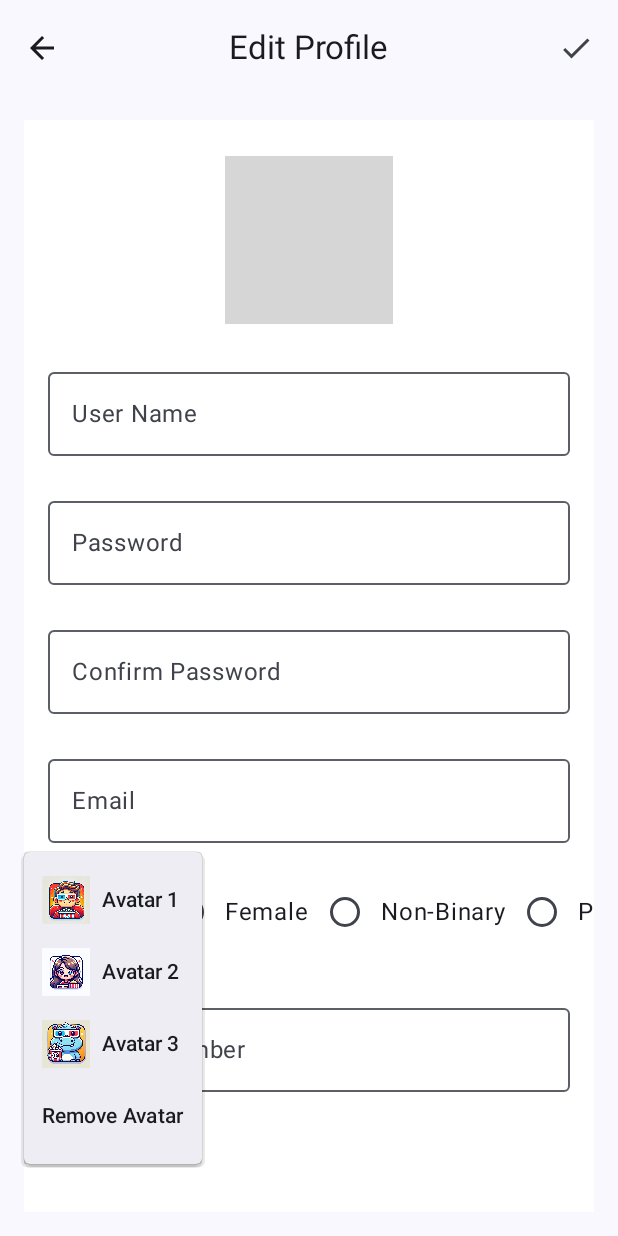
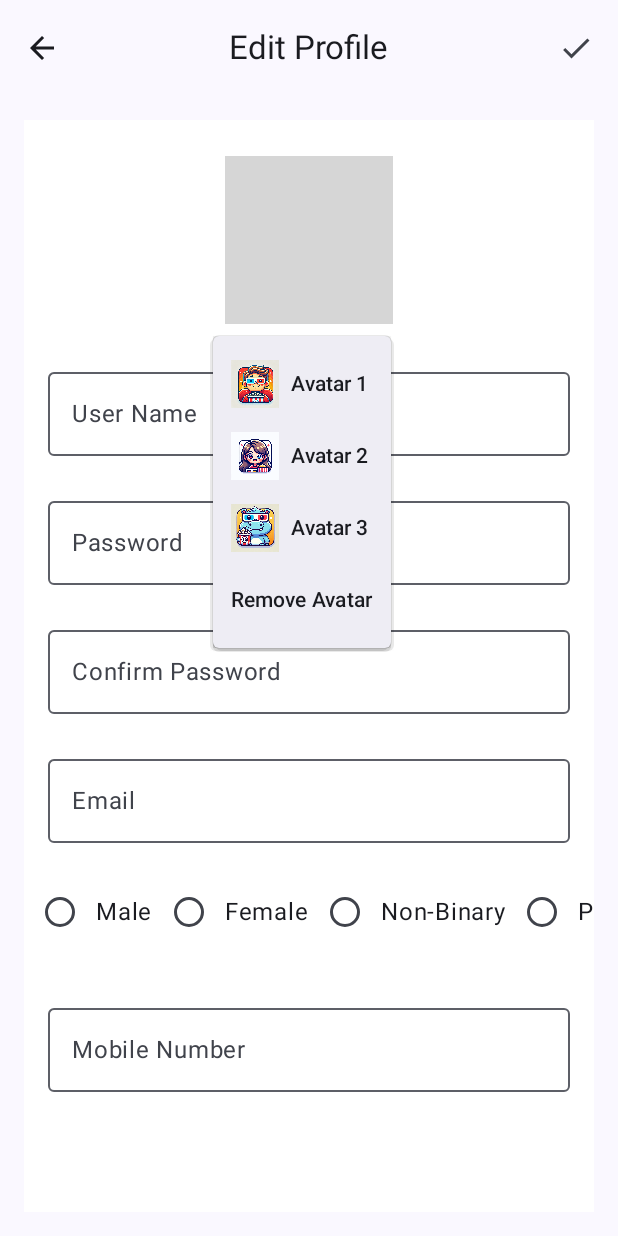
Before and after one commit to Sidney975/MADAssignment1, an Android app built with Jetpack Compose: the EditProfileScreen screen opened through its navigation route, after a tap on "Avatar", on a phone screen of 412 x 824 dp. Run offline under Robolectric (Android 15) with nearby library versions, the phone set to English and light mode, and no system bars; grey boxes are pictures that could not be loaded.

Commit message:
Final Update for MAD Assignment
God help us all

```diff
--- a/app/src/main/java/com/it2161/dit99999x/assignment1/MovieRaterApplication.kt
+++ b/app/src/main/java/com/it2161/dit99999x/assignment1/MovieRaterApplication.kt
@@ -174,7 +174,6 @@ class MovieRaterApplication : Application() {
     private fun loadData(context: Context) {
         loadProfileFromFile(context)
         loadMovieDataIntoList(context)
-
     }
 
     //Gets image vector.
--- a/app/src/main/java/com/it2161/dit99999x/assignment1/MovieViewerApp.kt
+++ b/app/src/main/java/com/it2161/dit99999x/assignment1/MovieViewerApp.kt
@@ -38,6 +38,9 @@ fun MovieViewerApp() {
         movieList = movieList.map { movie ->
             if (movie.title == updatedMovie.title) updatedMovie else movie
         }.toMutableList()
+
+        // save the stupid comment into the database
+        application.data = movieList
     }
 
     CompositionLocalProvider(
--- a/app/src/main/java/com/it2161/dit99999x/assignment1/ui/components/EditProfileScreen.kt
+++ b/app/src/main/java/com/it2161/dit99999x/assignment1/ui/components/EditProfileScreen.kt
@@ -121,8 +121,11 @@ fun EditProfileScreen(
         ) {
             Spacer(modifier = Modifier.height(16.dp))
 
-            // Profile Picture and Avatar Selection
-            Box(modifier = Modifier.clickable { showAvatarMenu = true }) {
+            Box(
+                modifier = Modifier
+                    .clickable { showAvatarMenu = true }
+                    .wrapContentSize(Alignment.Center)
+            ) {
                 val avatarResource = when (selectedAvatar) {
                     "avatar_1" -> R.drawable.avatar_1
                     "avatar_2" -> R.drawable.avatar_2
@@ -136,12 +139,12 @@ fun EditProfileScreen(
                         .size(128.dp)
                         .padding(8.dp)
                 )
-            }
 
                 // Avatar Selection Dropdown Menu
                 DropdownMenu(
                     expanded = showAvatarMenu,
-                onDismissRequest = { showAvatarMenu = false }
+                    onDismissRequest = { showAvatarMenu = false },
+                    modifier = Modifier.wrapContentSize(Alignment.Center)
                 ) {
                     DropdownMenuItem(
                         onClick = { selectedAvatar = "avatar_1"; showAvatarMenu = false },
@@ -178,6 +181,8 @@ fun EditProfileScreen(
                         text = { Text("Remove Avatar") }
                     )
                 }
+            }
+
 
             Spacer(modifier = Modifier.height(16.dp))
 
--- a/app/src/main/java/com/it2161/dit99999x/assignment1/ui/components/LoginScreen.kt
+++ b/app/src/main/java/com/it2161/dit99999x/assignment1/ui/components/LoginScreen.kt
@@ -67,8 +67,8 @@ fun LoginScreen(
             keyboardOptions = KeyboardOptions(keyboardType = KeyboardType.Password),
             trailingIcon = {
                 val image = if (passwordVisible)
-                    painterResource(id = R.drawable.ic_off_visibility_icon)
-                else painterResource(id = R.drawable.ic_visibility_icon)
+                    painterResource(id = R.drawable.ic_visibility_icon)
+                else painterResource(id = R.drawable.ic_off_visibility_icon)
 
                 IconButton(onClick = { passwordVisible = !passwordVisible }) {
                     Icon(
--- a/app/src/main/java/com/it2161/dit99999x/assignment1/ui/components/RegisterScreen.kt
+++ b/app/src/main/java/com/it2161/dit99999x/assignment1/ui/components/RegisterScreen.kt
@@ -170,7 +170,7 @@ fun RegisterUserScreen(
             readOnly = true,
             trailingIcon = {
                 IconButton(onClick = { expanded = true }) {
-                    Icon(painterResource(id = R.drawable.ic_off_visibility_icon), contentDescription = "Dropdown")
+                    Icon(painterResource(id = R.drawable.dropdown), contentDescription = "Dropdown")
                 }
             },
             isError = yearOfBirthError,
```
Also changed, not shown: app/src/main/res/drawable/dropdown.png (added), 8 other files. Lines whose indentation alone changed are shown as unchanged.
